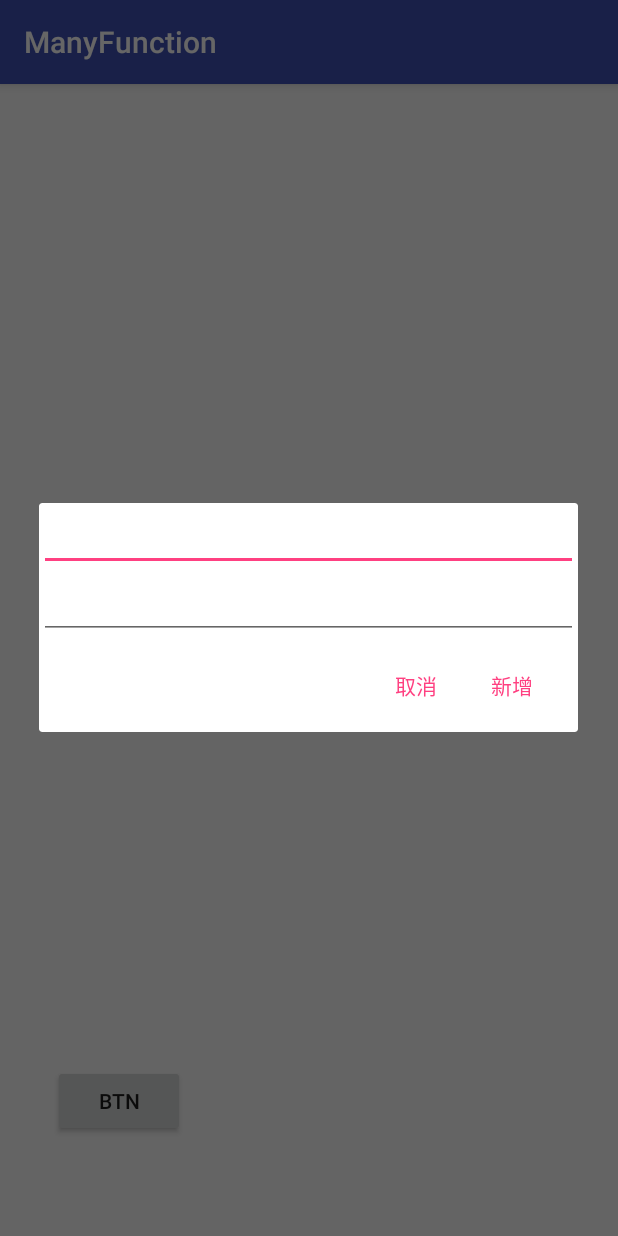
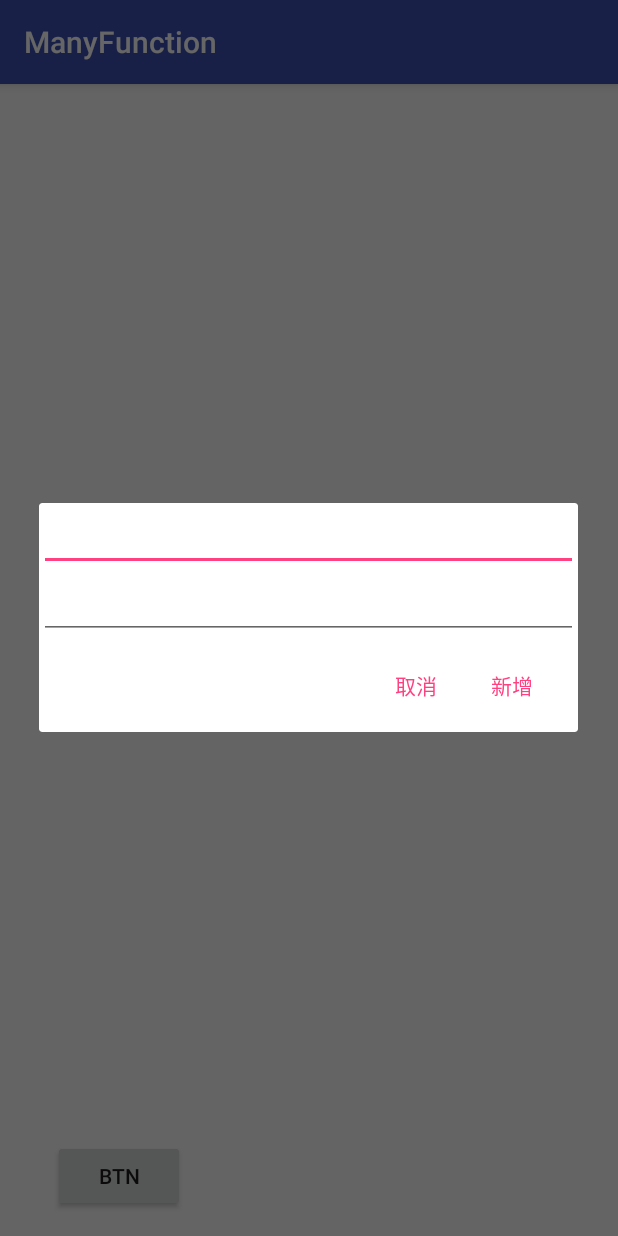
Before and after one commit to SEAN-JOU/ManyFunction, an Android app: the Main4Activity screen opened directly, with no data from a screen before it, after a tap on "BTN", on a phone screen of 412 x 824 dp. Run offline under Robolectric (Android 15) with nearby library versions, the phone set to English and light mode, and no system bars.

Commit message:
very good

```diff
--- a/app/src/main/java/com/example/jou/manyfunction/BlankFragment.java
+++ b/app/src/main/java/com/example/jou/manyfunction/BlankFragment.java
@@ -28,11 +28,8 @@ public class BlankFragment extends DialogFragment {
 
 
     ListView sss;
-    View view;
     EditText title,context;
-    AlertDialog yyy;
     qwe qqq;
-    ListAdapter adapter;
     String etitle,econtext;
 
 
@@ -87,7 +84,7 @@ public class BlankFragment extends DialogFragment {
                              Bundle savedInstanceState) {
         return inflater.inflate(R.layout.fragment_blank, container, false);
     }
-    private Shrimp getshrimp(){
+    public Shrimp getshrimp(){
         etitle=title.getText().toString();
         econtext=context.getText().toString();
         return new Shrimp(etitle,econtext);
--- a/app/src/main/java/com/example/jou/manyfunction/ListAdapter.java
+++ b/app/src/main/java/com/example/jou/manyfunction/ListAdapter.java
@@ -20,7 +20,7 @@ public class ListAdapter extends BaseAdapter{
 
     @Override
     public int getCount() {
-        return 1;
+        return aaa.getMcoffeelist().size();
     }
 
     @Override
--- a/app/src/main/java/com/example/jou/manyfunction/Main4Activity.java
+++ b/app/src/main/java/com/example/jou/manyfunction/Main4Activity.java
@@ -13,10 +13,11 @@ public class Main4Activity extends AppCompatActivity implements BlankFragment.qw
 
     ListView listV;
     Button btn;
+    List<Shrimp> listshrimp = new ArrayList<>();
+    BlankFragment fff;
     ListAdapter listAdapte;
-    List<Shrimp> listshrimp = new ArrayList<>();
 
-    public List<Shrimp> getMcoffeelist()//物件+方法名稱
+    public List<Shrimp> getMcoffeelist()
     {return listshrimp;}
 
 
@@ -30,23 +31,22 @@ public class Main4Activity extends AppCompatActivity implements BlankFragment.qw
 
 
 
+
         btn.setOnClickListener(new View.OnClickListener() {
             @Override
             public void onClick(View view) {
 
-                BlankFragment fff =new BlankFragment();
+                fff =new BlankFragment();
                 fff.show(getSupportFragmentManager(),"B");
 
             }});}
 
     @Override
     public void sure(Shrimp shrimp) {
-        listAdapte =new ListAdapter(this);
+        listAdapte=new ListAdapter(this);
         listshrimp.add(shrimp);
         listV.setAdapter(listAdapte);
         listAdapte.notifyDataSetChanged();
-
-
     }
 
 
--- a/app/src/main/res/layout/activity_main4.xml
+++ b/app/src/main/res/layout/activity_main4.xml
@@ -12,9 +12,9 @@
         android:id="@+id/list"
         android:layout_width="0dp"
         android:layout_height="0dp"
-        android:layout_marginBottom="26dp"
-        android:layout_marginEnd="5dp"
-        android:layout_marginStart="5dp"
+        android:layout_marginBottom="14dp"
+        android:layout_marginEnd="2dp"
+        android:layout_marginStart="2dp"
         android:layout_marginTop="8dp"
         app:layout_constraintBottom_toTopOf="@+id/btn"
         app:layout_constraintLeft_toLeftOf="parent"
@@ -23,13 +23,14 @@
         tools:layout_constraintBottom_creator="1"
         tools:layout_constraintLeft_creator="1"
         tools:layout_constraintRight_creator="1"
-        tools:layout_constraintTop_creator="1" />
+        tools:layout_constraintTop_creator="1"
+        app:layout_constraintVertical_bias="0.0" />
 
     <Button
         android:id="@+id/btn"
         android:layout_width="wrap_content"
         android:layout_height="wrap_content"
-        android:layout_marginBottom="66dp"
+        android:layout_marginBottom="16dp"
         android:layout_marginStart="35dp"
         android:text="btn"
         app:layout_constraintBottom_toBottomOf="parent"
```
Also changed, not shown: app/src/main/java/com/example/jou/manyfunction/Main3Activity.java (line endings or trailing spaces).
